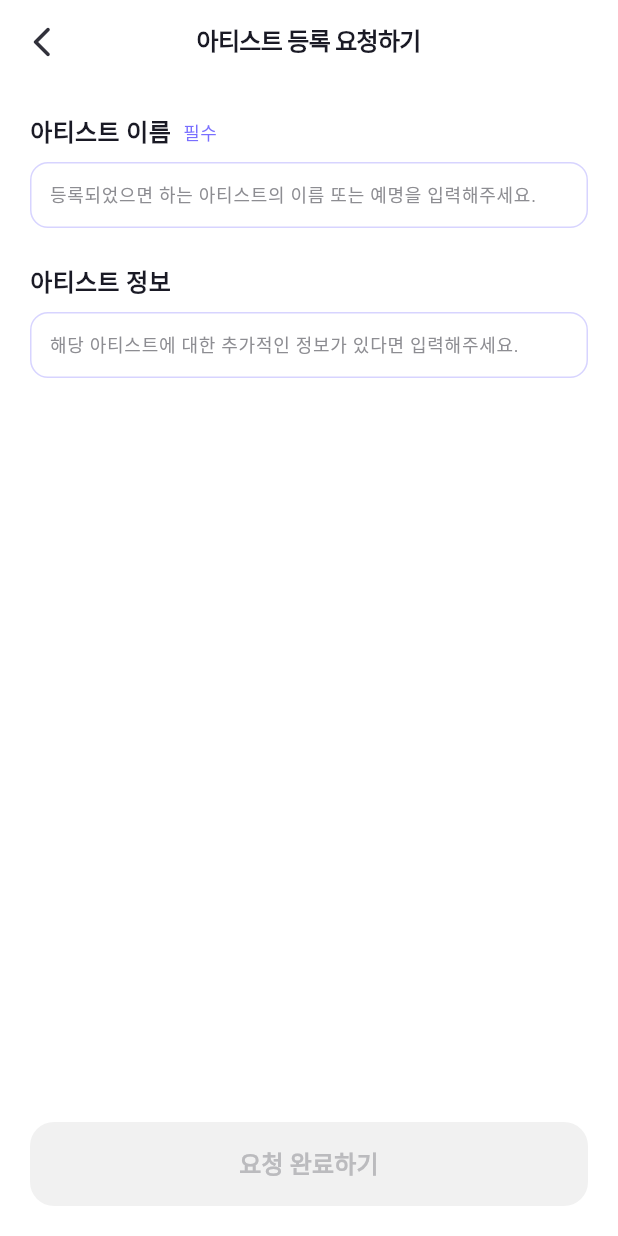
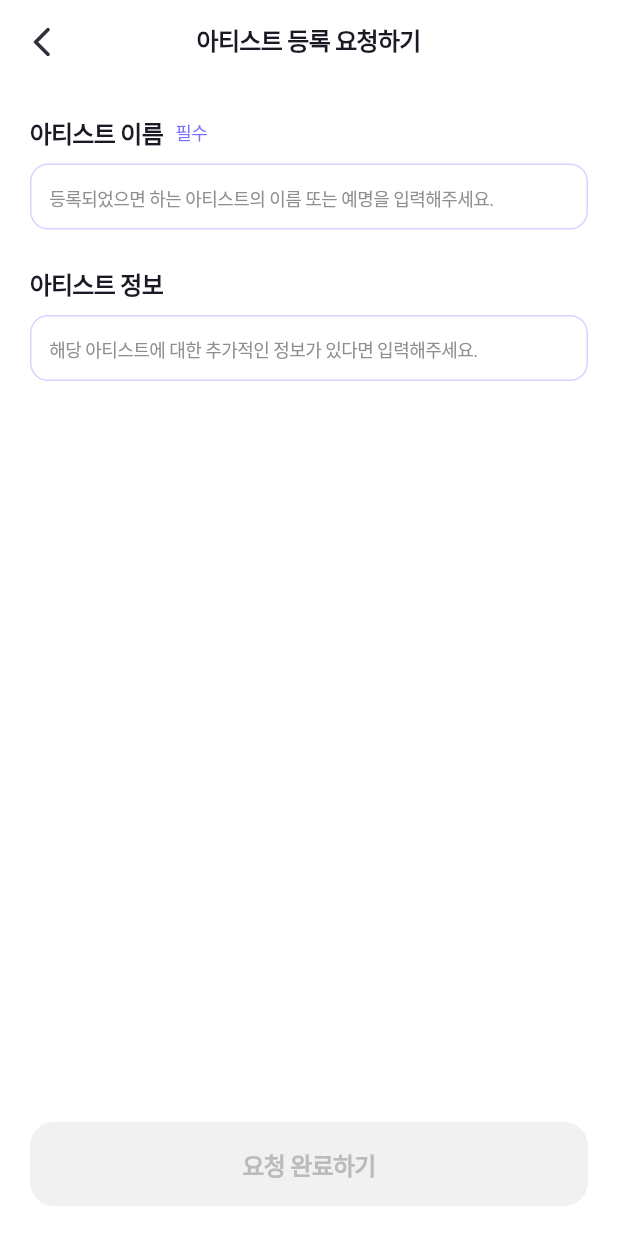
Before and after one commit to newket/FRONTEND, a Flutter app: the ArtistRequestScreen screen opened directly, on a phone screen of 412 x 824 dp. Run offline on Flutter 3.47's test engine with Material 3 defaults, Android fonts, the phone set to English and light mode, and no system bars; our stand-ins replace dio, firebase_core, firebase_messaging, flutter_dotenv, flutter_local_notifications, flutter_secure_storage and 6 more; missing offline and left inert: amplitude_flutter, flutter_naver_login, flutter_smartlook, kakao_flutter_sdk, kakao_flutter_sdk_common; accounts and stored records are empty; Roboto replaces fonts that are missing (Pretendard).

Commit message:
feat:v2.2.0 아티스트 요청 페이지 자간 맞춤

```diff
--- a/lib/constant/fonts.dart
+++ b/lib/constant/fonts.dart
@@ -115,6 +115,16 @@ TextStyle? b9_14Reg(Color color) {
 }
 
 //button
+TextStyle? button1_16Semi(Color color) {
+  return TextStyle(
+    color: color,
+    fontSize: 16,
+    fontFamily: 'Pretendard',
+    fontWeight: FontWeight.w600,
+    height: 1.50,
+    letterSpacing: -0.48,
+  );
+}
 TextStyle? button2_14Semi(Color color) {
   return TextStyle(
     color: color,
--- a/lib/view/artist/screen/artist_request_screen.dart
+++ b/lib/view/artist/screen/artist_request_screen.dart
@@ -2,6 +2,7 @@ import 'package:flutter/material.dart';
 import 'package:flutter/services.dart';
 import 'package:flutter_secure_storage/flutter_secure_storage.dart';
 import 'package:newket/constant/colors.dart';
+import 'package:newket/constant/fonts.dart';
 import 'package:newket/model/artist/artist_request.dart';
 import 'package:newket/repository/artist_repository.dart';
 import 'package:newket/view/common/app_bar_back.dart';
@@ -16,7 +17,6 @@ class ArtistRequestScreen extends StatefulWidget {
 
 class _ArtistRequestScreen extends State<ArtistRequestScreen> {
   late ArtistRepository artistRepository;
-  String artist = '';
   final TextEditingController _artistController = TextEditingController();
   final TextEditingController _artistInfoController = TextEditingController();
   Color nextColor = v1pt_30;
@@ -62,42 +62,28 @@ class _ArtistRequestScreen extends State<ArtistRequestScreen> {
   Widget build(BuildContext context) {
     return Scaffold(
         resizeToAvoidBottomInset: false,
-        //키보드가 올라 오지 않도록
         backgroundColor: Colors.white,
-
-        //앱바
         appBar: appBarBack(context, "아티스트 등록 요청하기"),
-
-        //내용
         body: GestureDetector(
           onTap: () => FocusScope.of(context).unfocus(), // 키보드 외부를 탭하면 키보드 숨기기
           child: Container(
               color: Colors.transparent,
               padding: const EdgeInsets.only(left: 20, right: 20, top: 20),
               child: Column(crossAxisAlignment: CrossAxisAlignment.start, children: [
-                const Row(children: [
-                  Text(
-                    '아티스트 이름',
-                    style: TextStyle(color: f_100, fontSize: 16, fontFamily: 'Pretendard', fontWeight: FontWeight.w600),
-                  ),
-                  SizedBox(width: 8),
-                  Text(
-                    '필수',
-                    style:
-                        TextStyle(color: pn_100, fontSize: 12, fontFamily: 'Pretendard', fontWeight: FontWeight.w400),
-                  )
+                Row(children: [
+                  Text('아티스트 이름', style: s1_16Semi(f_100)),
+                  const SizedBox(width: 8),
+                  Text('필수', style: c4_12Reg(pn_100))
                 ]),
                 const SizedBox(height: 8),
                 Container(
                     height: 44,
                     decoration: ShapeDecoration(
-                      color: _artistNode.hasFocus ? pt_10 : Colors.white, // 내부 배경색
-                      shape: RoundedRectangleBorder(
-                        side: BorderSide(width: 1, color: _artistNode.hasFocus ? pt_60 : pt_30), // 테두리 색상 및 두께
-                        borderRadius: BorderRadius.circular(12),
-                      ),
-                    ),
-                    padding: const EdgeInsets.only(bottom: 10, left: 12, right: 12),
+                        color: _artistNode.hasFocus ? pt_10 : Colors.white,
+                        shape: RoundedRectangleBorder(
+                            side: BorderSide(width: 1, color: _artistNode.hasFocus ? pt_60 : pt_30),
+                            borderRadius: BorderRadius.circular(12))),
+                    padding: const EdgeInsets.all(12),
                     child: Row(
                         crossAxisAlignment: CrossAxisAlignment.center,
                         mainAxisAlignment: MainAxisAlignment.center,
@@ -105,32 +91,23 @@ class _ArtistRequestScreen extends State<ArtistRequestScreen> {
                           Expanded(
                               child: TextField(
                                   focusNode: _artistNode,
-                                  decoration: const InputDecoration(
-                                    hintText: '등록되었으면 하는 아티스트의 이름 또는 예명을 입력해주세요.',
-                                    border: InputBorder.none, // 입력 필드의 기본 테두리 제거
-                                    hintStyle: TextStyle(
-                                      color: f_50, // 텍스트 색상
-                                      fontSize: 12,
-                                      fontFamily: 'Pretendard',
-                                      fontWeight: FontWeight.w400,
-                                    ),
-                                  ),
-                                  style: const TextStyle(
-                                    color: f_90,
-                                    fontSize: 12,
-                                    fontFamily: 'Pretendard',
-                                    fontWeight: FontWeight.w400,
-                                  ),
+                                  decoration: InputDecoration(
+                                      hintText: '등록되었으면 하는 아티스트의 이름 또는 예명을 입력해주세요.',
+                                      border: InputBorder.none,
+                                      // 입력 필드의 기본 테두리 제거
+                                      isCollapsed: true,
+                                      // 내부 패딩 제거
+                                      contentPadding: EdgeInsets.zero,
+                                      // 추가 패딩 제거
+                                      hintStyle: c4_12Reg(f_50)),
+                                  style: c4_12Reg(f_90),
                                   controller: _artistController,
                                   inputFormatters: [
                                 LengthLimitingTextInputFormatter(50), // 최대 글자 수를 50자로 제한
                               ])),
                         ])),
                 const SizedBox(height: 24),
-                const Text(
-                  '아티스트 정보',
-                  style: TextStyle(color: f_100, fontSize: 16, fontFamily: 'Pretendard', fontWeight: FontWeight.w600),
-                ),
+                Text('아티스트 정보', style: s1_16Semi(f_100)),
                 const SizedBox(height: 8),
                 Container(
                     height: 44,
@@ -141,7 +118,7 @@ class _ArtistRequestScreen extends State<ArtistRequestScreen> {
                         borderRadius: BorderRadius.circular(12),
                       ),
                     ),
-                    padding: const EdgeInsets.only(bottom: 10, left: 12, right: 12),
+                    padding: const EdgeInsets.all(12),
                     child: Row(
                         crossAxisAlignment: CrossAxisAlignment.center,
                         mainAxisAlignment: MainAxisAlignment.center,
@@ -149,22 +126,16 @@ class _ArtistRequestScreen extends State<ArtistRequestScreen> {
                           Expanded(
                               child: TextField(
                                   focusNode: _artistInfoNode,
-                                  decoration: const InputDecoration(
-                                    hintText: '해당 아티스트에 대한 추가적인 정보가 있다면 입력해주세요.',
-                                    border: InputBorder.none, // 입력 필드의 기본 테두리 제거
-                                    hintStyle: TextStyle(
-                                      color: f_50, // 텍스트 색상
-                                      fontSize: 12,
-                                      fontFamily: 'Pretendard',
-                                      fontWeight: FontWeight.w400,
-                                    ),
-                                  ),
-                                  style: const TextStyle(
-                                    color: f_90,
-                                    fontSize: 12,
-                                    fontFamily: 'Pretendard',
-                                    fontWeight: FontWeight.w400,
-                                  ),
+                                  decoration: InputDecoration(
+                                      hintText: '해당 아티스트에 대한 추가적인 정보가 있다면 입력해주세요.',
+                                      border: InputBorder.none,
+                                      // 입력 필드의 기본 테두리 제거
+                                      isCollapsed: true,
+                                      // 내부 패딩 제거
+                                      contentPadding: EdgeInsets.zero,
+                                      // 추가 패딩 제거
+                                      hintStyle: c4_12Reg(f_50)),
+                                  style: c4_12Reg(f_90),
                                   controller: _artistInfoController,
                                   inputFormatters: [
                                 LengthLimitingTextInputFormatter(50), // 최대 글자 수를 50자로 제한
@@ -176,12 +147,17 @@ class _ArtistRequestScreen extends State<ArtistRequestScreen> {
             color: Colors.white,
             width: MediaQuery.of(context).size.width - 40,
             height: 88 + MediaQuery.of(context).viewPadding.bottom,
-            padding: EdgeInsets.only(bottom: MediaQuery.of(context).viewPadding.bottom + 20, top: 12, left: 20, right: 20),
+            padding:
+                EdgeInsets.only(bottom: MediaQuery.of(context).viewPadding.bottom + 20, top: 12, left: 20, right: 20),
             child: ElevatedButton(
               onPressed: () async {
                 // 요청 전송
                 if (_artistController.value.text.isNotEmpty) {
-                  ToastManager.showToast(toastBottom: 40, title: '아티스트 등록 요청이 완료되었어요!', content: '요청하신 아티스트를 빠른 시일 내로 등록해드릴게요.', context: context);
+                  ToastManager.showToast(
+                      toastBottom: 40,
+                      title: '아티스트 등록 요청이 완료되었어요!',
+                      content: '요청하신 아티스트를 빠른 시일 내로 등록해드릴게요.',
+                      context: context);
                   Navigator.pop(context); //뒤로가기
                   await _requestArtist(_artistController.value.text, _artistInfoController.value.text);
                   _artistController.clear();
@@ -189,25 +165,22 @@ class _ArtistRequestScreen extends State<ArtistRequestScreen> {
                 }
               },
               style: ElevatedButton.styleFrom(
-                elevation: 0, // 그림자 제거
-                backgroundColor: _artistController.value.text.isNotEmpty ? pn_100 : f_10, // 버튼 배경색
+                elevation: 0,
+                // 그림자 제거
+                backgroundColor: _artistController.value.text.isNotEmpty ? pn_100 : f_10,
+                // 버튼 배경색
                 shape: RoundedRectangleBorder(
                   borderRadius: BorderRadius.circular(16),
                 ),
-                padding: const EdgeInsets.symmetric(vertical: 16), // 상하 패딩
+                padding: const EdgeInsets.symmetric(vertical: 16),
+                // 상하 패딩
                 shadowColor: Colors.transparent,
               ).copyWith(
                 splashFactory: NoSplash.splashFactory,
               ),
-              child: Text(
-                '요청 완료하기',
-                textAlign: TextAlign.center,
-                style: TextStyle(
-                    fontSize: 16,
-                    fontFamily: 'Pretendard',
-                    fontWeight: FontWeight.w600,
-                    color: _artistController.value.text.isNotEmpty ? Colors.white : f_30),
-              ),
+              child: Text('요청 완료하기',
+                  textAlign: TextAlign.center,
+                  style: button1_16Semi(_artistController.value.text.isNotEmpty ? Colors.white : f_30)),
             )));
   }
 }
```
